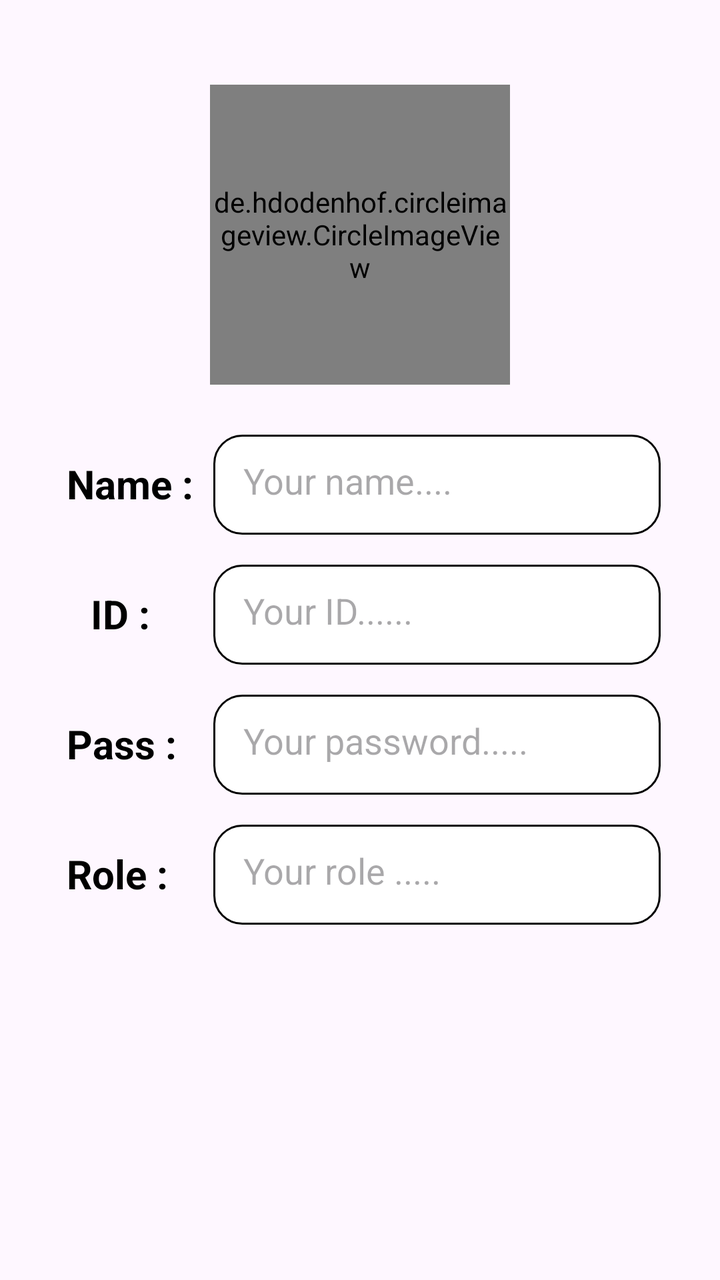
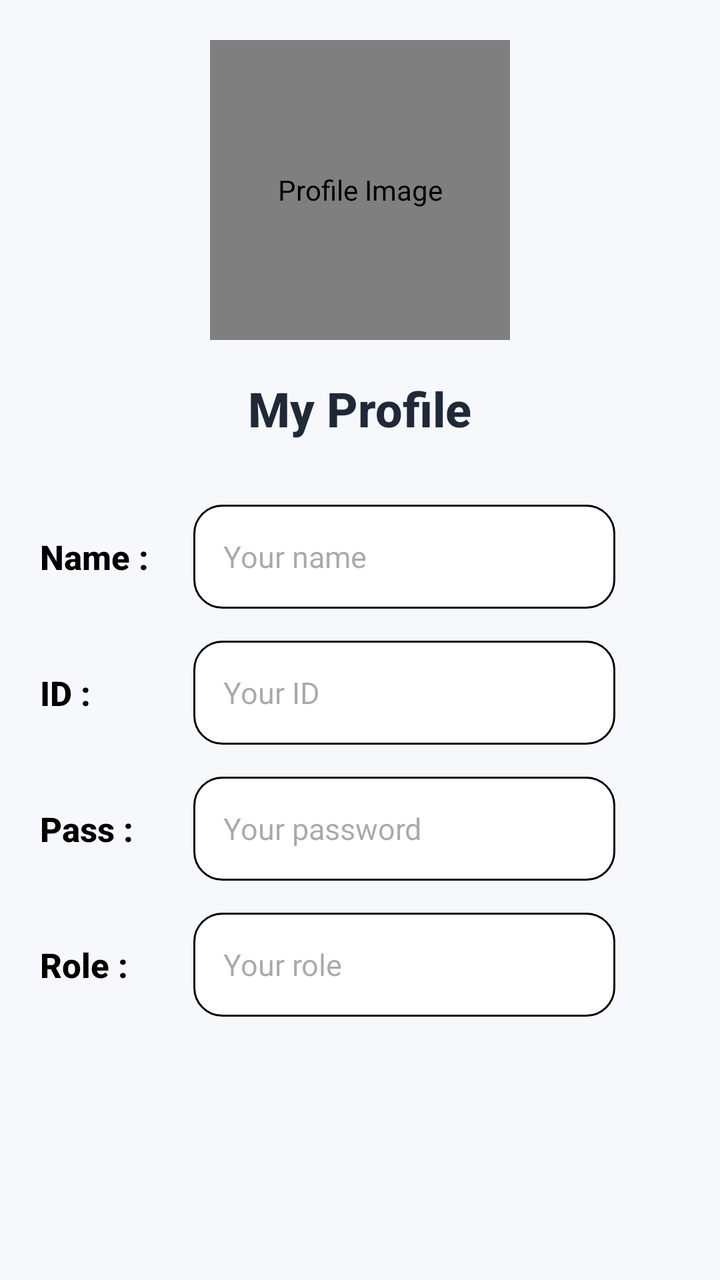

Two renders of the same Android screen: before a commit and after it. Below are the layout's source before the change and the commit's diff.
<!-- AndroidManifest.xml: application theme Theme.EduQuiz -->
<!-- res/layout/fragment_profile.xml -->
<?xml version="1.0" encoding="utf-8"?>
<LinearLayout
    xmlns:android="http://schemas.android.com/apk/res/android"
    xmlns:tools="http://schemas.android.com/tools"
    android:layout_width="match_parent"
    android:layout_height="match_parent"
    xmlns:app="http://schemas.android.com/apk/res-auto"
    tools:context=".fragments.ProfileFragment"
    android:orientation="vertical"
    android:gravity="center">

    <de.hdodenhof.circleimageview.CircleImageView
        android:id="@+id/civ_profile_fragment_image"
        android:layout_width="150dp"
        android:layout_height="150dp"
        android:src="@drawable/profile_image"
        app:civ_border_color="@color/black"
        app:civ_border_width="2dp" >
    </de.hdodenhof.circleimageview.CircleImageView>

    <LinearLayout
        android:id="@+id/layout1"
        android:layout_width="match_parent"
        android:layout_height="60dp"
        android:orientation="horizontal"
        android:layout_below="@id/civ_profile_fragment_image"
        android:layout_marginTop="20dp"
        android:padding="3dp"
        android:layout_marginLeft="15dp"
        android:weightSum="50">

        <TextView
            android:layout_width="0dp"
            android:layout_weight="12"
            android:layout_height="50dp"
            android:text="Name :"
            android:textSize="20dp"
            android:paddingTop="9dp"
            android:paddingLeft="8dp"
            android:textColor="@color/black"
            android:textStyle="bold" />

        <EditText
            android:id="@+id/et_profile_fragment_name"
            android:layout_width="0dp"
            android:layout_height="50dp"
            android:layout_weight="33"
            android:hint="Your name...."
            android:padding="15dp"
            android:background="@drawable/edit2"
            android:layout_marginTop="2dp"
            android:inputType="text"
            android:layout_marginBottom="2dp"/>

    </LinearLayout>

    <LinearLayout
        android:id="@+id/layout2"
        android:layout_width="match_parent"
        android:layout_height="60dp"
        android:orientation="horizontal"
        android:layout_below="@id/layout1"
        android:layout_marginTop="5dp"
        android:layout_marginLeft="15dp"
        android:padding="3dp"
        android:weightSum="50">

        <TextView
            android:layout_width="0dp"
            android:layout_weight="12"
            android:layout_height="50dp"
            android:text="ID :"
            android:textSize="20dp"
            android:paddingTop="9dp"
            android:paddingLeft="20dp"
            android:textColor="@color/black"
            android:textStyle="bold" />

        <EditText
            android:id="@+id/et_profile_fragment_id"
            android:layout_width="0dp"
            android:layout_height="50dp"
            android:layout_weight="33"
            android:hint="Your ID......"
            android:padding="15dp"
            android:background="@drawable/edit2"
            android:layout_marginTop="2dp" android:focusable="false"
            android:cursorVisible="false"
            android:clickable="false"
            android:longClickable="false"
            android:inputType="none"
            android:layout_marginBottom="2dp"/>

    </LinearLayout>

    <LinearLayout
        android:id="@+id/layout3"
        android:layout_width="match_parent"
        android:layout_height="60dp"
        android:orientation="horizontal"
        android:layout_below="@id/layout2"
        android:layout_marginTop="5dp"
        android:padding="3dp"
        android:layout_marginLeft="15dp"
        android:weightSum="50">

        <TextView
            android:layout_width="0dp"
            android:layout_weight="12"
            android:layout_height="50dp"
            android:text="Pass :"
            android:textSize="20dp"
            android:paddingTop="9dp"
            android:paddingLeft="8dp"
            android:textColor="@color/black"
            android:textStyle="bold" />

        <EditText
            android:id="@+id/et_profile_fragment_password"
            android:layout_width="0dp"
            android:layout_height="50dp"
            android:layout_weight="33"
            android:hint="Your password....."
            android:padding="15dp"
            android:background="@drawable/edit2"
            android:layout_marginTop="2dp"
            android:inputType="number"
            android:layout_marginBottom="2dp"/>

    </LinearLayout>


    <LinearLayout
        android:id="@+id/layout4"
        android:layout_width="match_parent"
        android:layout_height="60dp"
        android:orientation="horizontal"
        android:layout_below="@id/layout3"
        android:layout_marginTop="5dp"
        android:layout_marginBottom="130dp"
        android:padding="3dp"
        android:weightSum="50"
        android:layout_marginLeft="15dp">

        <TextView
            android:layout_width="0dp"
            android:layout_weight="12"
            android:layout_height="50dp"
            android:text="Role :"
            android:textSize="20dp"
            android:paddingTop="9dp"
            android:paddingLeft="8dp"
            android:textColor="@color/black"
            android:textStyle="bold" />

        <EditText
            android:id="@+id/et_profile_fragment_role"
            android:layout_width="0dp"
            android:layout_height="50dp"
            android:layout_weight="33"
            android:hint="Your role ....."
            android:padding="15dp"
            android:background="@drawable/edit2"
            android:layout_marginTop="2dp"
            android:inputType="text"
            android:layout_marginBottom="2dp"/>

    </LinearLayout>

</LinearLayout>
<!-- resources referenced by this layout -->
<resources>
  <color name="black">#FF000000</color>
  <!-- drawable edit2 (drawable) -->
  <?xml version="1.0" encoding="utf-8"?>
  <shape xmlns:android="http://schemas.android.com/apk/res/android">
      <corners android:radius="14dp"/>
      <stroke android:color="@color/black" android:width="0.9dp"/>
      <solid android:color="@color/white"/>
      <size android:height="10dp"/>
  </shape>
  <!-- drawable profile_image: png bitmap (drawable, 6298 bytes) -->
  <style name="Theme.EduQuiz" parent="Base.Theme.EduQuiz" />
  <color name="white">#FFFFFFFF</color>
  <style name="Base.Theme.EduQuiz" parent="Theme.Material3.DayNight.NoActionBar">
          
          
      </style>
</resources>

<!-- the commit's change to res/layout/fragment_profile.xml (unified diff, before → after) -->
@@ -1,170 +1,193 @@
 <?xml version="1.0" encoding="utf-8"?>
-<LinearLayout
+<ScrollView
     xmlns:android="http://schemas.android.com/apk/res/android"
     xmlns:tools="http://schemas.android.com/tools"
+    xmlns:app="http://schemas.android.com/apk/res-auto"
     android:layout_width="match_parent"
     android:layout_height="match_parent"
-    xmlns:app="http://schemas.android.com/apk/res-auto"
-    tools:context=".fragments.ProfileFragment"
-    android:orientation="vertical"
-    android:gravity="center">
-
-    <de.hdodenhof.circleimageview.CircleImageView
-        android:id="@+id/civ_profile_fragment_image"
-        android:layout_width="150dp"
-        android:layout_height="150dp"
-        android:src="@drawable/profile_image"
-        app:civ_border_color="@color/black"
-        app:civ_border_width="2dp" >
-    </de.hdodenhof.circleimageview.CircleImageView>
+    android:background="#F7F8FC"
+    android:fillViewport="true"
+    tools:context=".fragments.ProfileFragment">
 
     <LinearLayout
-        android:id="@+id/layout1"
         android:layout_width="match_parent"
-        android:layout_height="60dp"
-        android:orientation="horizontal"
-        android:layout_below="@id/civ_profile_fragment_image"
-        android:layout_marginTop="20dp"
-        android:padding="3dp"
-        android:layout_marginLeft="15dp"
-        android:weightSum="50">
+        android:layout_height="wrap_content"
+        android:orientation="vertical"
+        android:padding="20dp">
 
+        
+        <de.hdodenhof.circleimageview.CircleImageView
+            android:id="@+id/civ_profile_fragment_image"
+            android:layout_width="150dp"
+            android:layout_height="150dp"
+            android:layout_gravity="center_horizontal"
+            android:src="@drawable/profile_image"
+            android:contentDescription="Profile Image"
+            app:civ_border_color="@color/black"
+            app:civ_border_width="2dp" />
+
+
+        
         <TextView
-            android:layout_width="0dp"
-            android:layout_weight="12"
-            android:layout_height="50dp"
-            android:text="Name :"
-            android:textSize="20dp"
-            android:paddingTop="9dp"
-            android:paddingLeft="8dp"
-            android:textColor="@color/black"
-            android:textStyle="bold" />
+            android:layout_width="wrap_content"
+            android:layout_height="wrap_content"
+            android:layout_gravity="center_horizontal"
+            android:layout_marginTop="18dp"
+            android:text="My Profile"
+            android:textColor="#1F2937"
+            android:textSize="24sp"
+            android:textStyle="bold"
+            android:fontFamily="sans-serif-medium" />
 
-        <EditText
-            android:id="@+id/et_profile_fragment_name"
-            android:layout_width="0dp"
-            android:layout_height="50dp"
-            android:layout_weight="33"
-            android:hint="Your name...."
-            android:padding="15dp"
-            android:background="@drawable/edit2"
-            android:layout_marginTop="2dp"
-            android:inputType="text"
-            android:layout_marginBottom="2dp"/>
+
+        
+        <LinearLayout
+            android:id="@+id/layout1"
+            android:layout_width="match_parent"
+            android:layout_height="60dp"
+            android:layout_marginTop="28dp"
+            android:orientation="horizontal"
+            android:gravity="center_vertical"
+            android:weightSum="50">
+
+            <TextView
+                android:layout_width="0dp"
+                android:layout_height="wrap_content"
+                android:layout_weight="12"
+                android:text="Name :"
+                android:textSize="17sp"
+                android:textColor="@color/black"
+                android:textStyle="bold"
+                android:fontFamily="sans-serif-medium" />
+
+            <EditText
+                android:id="@+id/et_profile_fragment_name"
+                android:layout_width="0dp"
+                android:layout_height="52dp"
+                android:layout_weight="33"
+                android:hint="Your name"
+                android:textSize="15sp"
+                android:paddingStart="15dp"
+                android:paddingEnd="15dp"
+                android:background="@drawable/edit2"
+                android:inputType="text"
+                android:singleLine="true" />
+
+        </LinearLayout>
+
+
+        
+        <LinearLayout
+            android:id="@+id/layout2"
+            android:layout_width="match_parent"
+            android:layout_height="60dp"
+            android:layout_marginTop="8dp"
+            android:orientation="horizontal"
+            android:gravity="center_vertical"
+            android:weightSum="50">
+
+            <TextView
+                android:layout_width="0dp"
+                android:layout_height="wrap_content"
+                android:layout_weight="12"
+                android:text="ID :"
+                android:textSize="17sp"
+                android:textColor="@color/black"
+                android:textStyle="bold"
+                android:fontFamily="sans-serif-medium" />
+
+            <EditText
+                android:id="@+id/et_profile_fragment_id"
+                android:layout_width="0dp"
+                android:layout_height="52dp"
+                android:layout_weight="33"
+                android:hint="Your ID"
+                android:textSize="15sp"
+                android:paddingStart="15dp"
+                android:paddingEnd="15dp"
+                android:background="@drawable/edit2"
+                android:focusable="false"
+                android:cursorVisible="false"
+                android:clickable="false"
+                android:longClickable="false"
+                android:inputType="none"
+                android:singleLine="true" />
+
+        </LinearLayout>
+
+
+        
+        <LinearLayout
+            android:id="@+id/layout3"
+            android:layout_width="match_parent"
+            android:layout_height="60dp"
+            android:layout_marginTop="8dp"
+            android:orientation="horizontal"
+            android:gravity="center_vertical"
+            android:weightSum="50">
+
+            <TextView
+                android:layout_width="0dp"
+                android:layout_height="wrap_content"
+                android:layout_weight="12"
+                android:text="Pass :"
+                android:textSize="17sp"
+                android:textColor="@color/black"
+                android:textStyle="bold"
+                android:fontFamily="sans-serif-medium" />
+
+            <EditText
+                android:id="@+id/et_profile_fragment_password"
+                android:layout_width="0dp"
+                android:layout_height="52dp"
+                android:layout_weight="33"
+                android:hint="Your password"
+                android:textSize="15sp"
+                android:paddingStart="15dp"
+                android:paddingEnd="15dp"
+                android:background="@drawable/edit2"
+                android:inputType="number"
+                android:singleLine="true" />
+
+        </LinearLayout>
+
+
+        
+        <LinearLayout
+            android:id="@+id/layout4"
+            android:layout_width="match_parent"
+            android:layout_height="60dp"
+            android:layout_marginTop="8dp"
+            android:layout_marginBottom="30dp"
+            android:orientation="horizontal"
+            android:gravity="center_vertical"
+            android:weightSum="50">
+
+            <TextView
+                android:layout_width="0dp"
+                android:layout_height="wrap_content"
+                android:layout_weight="12"
+                android:text="Role :"
+                android:textSize="17sp"
+                android:textColor="@color/black"
+                android:textStyle="bold"
+                android:fontFamily="sans-serif-medium" />
+
+            <EditText
+                android:id="@+id/et_profile_fragment_role"
+                android:layout_width="0dp"
+                android:layout_height="52dp"
+                android:layout_weight="33"
+                android:hint="Your role"
+                android:textSize="15sp"
+                android:paddingStart="15dp"
+                android:paddingEnd="15dp"
+                android:background="@drawable/edit2"
+                android:inputType="text"
+                android:singleLine="true" />
+
+        </LinearLayout>
 
     </LinearLayout>
 
-    <LinearLayout
-        android:id="@+id/layout2"
-        android:layout_width="match_parent"
-        android:layout_height="60dp"
-        android:orientation="horizontal"
-        android:layout_below="@id/layout1"
-        android:layout_marginTop="5dp"
-        android:layout_marginLeft="15dp"
-        android:padding="3dp"
-        android:weightSum="50">
-
-        <TextView
-            android:layout_width="0dp"
-            android:layout_weight="12"
-            android:layout_height="50dp"
-            android:text="ID :"
-            android:textSize="20dp"
-            android:paddingTop="9dp"
-            android:paddingLeft="20dp"
-            android:textColor="@color/black"
-            android:textStyle="bold" />
-
-        <EditText
-            android:id="@+id/et_profile_fragment_id"
-            android:layout_width="0dp"
-            android:layout_height="50dp"
-            android:layout_weight="33"
-            android:hint="Your ID......"
-            android:padding="15dp"
-            android:background="@drawable/edit2"
-            android:layout_marginTop="2dp" android:focusable="false"
-            android:cursorVisible="false"
-            android:clickable="false"
-            android:longClickable="false"
-            android:inputType="none"
-            android:layout_marginBottom="2dp"/>
-
-    </LinearLayout>
-
-    <LinearLayout
-        android:id="@+id/layout3"
-        android:layout_width="match_parent"
-        android:layout_height="60dp"
-        android:orientation="horizontal"
-        android:layout_below="@id/layout2"
-        android:layout_marginTop="5dp"
-        android:padding="3dp"
-        android:layout_marginLeft="15dp"
-        android:weightSum="50">
-
-        <TextView
-            android:layout_width="0dp"
-            android:layout_weight="12"
-            android:layout_height="50dp"
-            android:text="Pass :"
-            android:textSize="20dp"
-            android:paddingTop="9dp"
-            android:paddingLeft="8dp"
-            android:textColor="@color/black"
-            android:textStyle="bold" />
-
-        <EditText
-            android:id="@+id/et_profile_fragment_password"
-            android:layout_width="0dp"
-            android:layout_height="50dp"
-            android:layout_weight="33"
-            android:hint="Your password....."
-            android:padding="15dp"
-            android:background="@drawable/edit2"
-            android:layout_marginTop="2dp"
-            android:inputType="number"
-            android:layout_marginBottom="2dp"/>
-
-    </LinearLayout>
-
-
-    <LinearLayout
-        android:id="@+id/layout4"
-        android:layout_width="match_parent"
-        android:layout_height="60dp"
-        android:orientation="horizontal"
-        android:layout_below="@id/layout3"
-        android:layout_marginTop="5dp"
-        android:layout_marginBottom="130dp"
-        android:padding="3dp"
-        android:weightSum="50"
-        android:layout_marginLeft="15dp">
-
-        <TextView
-            android:layout_width="0dp"
-            android:layout_weight="12"
-            android:layout_height="50dp"
-            android:text="Role :"
-            android:textSize="20dp"
-            android:paddingTop="9dp"
-            android:paddingLeft="8dp"
-            android:textColor="@color/black"
-            android:textStyle="bold" />
-
-        <EditText
-            android:id="@+id/et_profile_fragment_role"
-            android:layout_width="0dp"
-            android:layout_height="50dp"
-            android:layout_weight="33"
-            android:hint="Your role ....."
-            android:padding="15dp"
-            android:background="@drawable/edit2"
-            android:layout_marginTop="2dp"
-            android:inputType="text"
-            android:layout_marginBottom="2dp"/>
-
-    </LinearLayout>
-
-</LinearLayout>
+</ScrollView>
